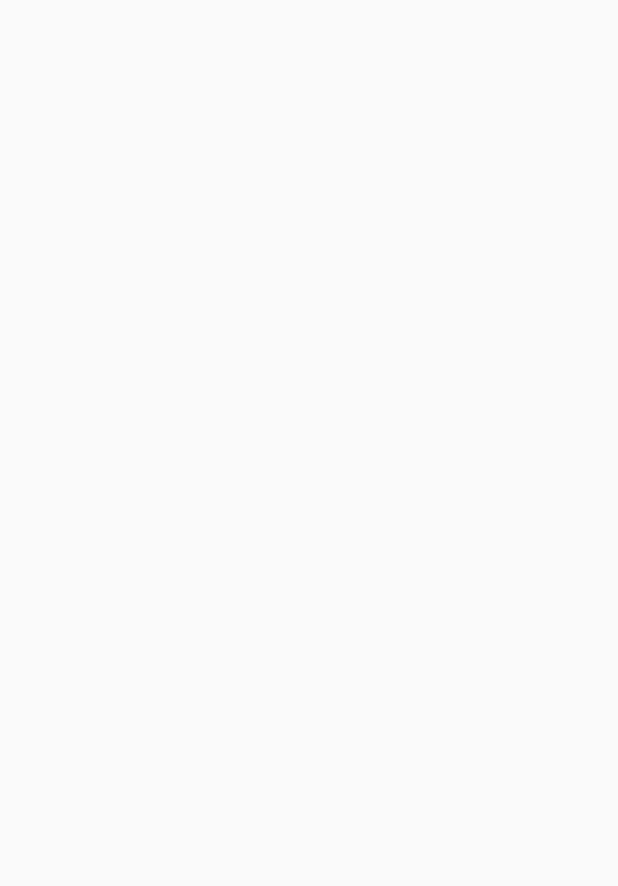
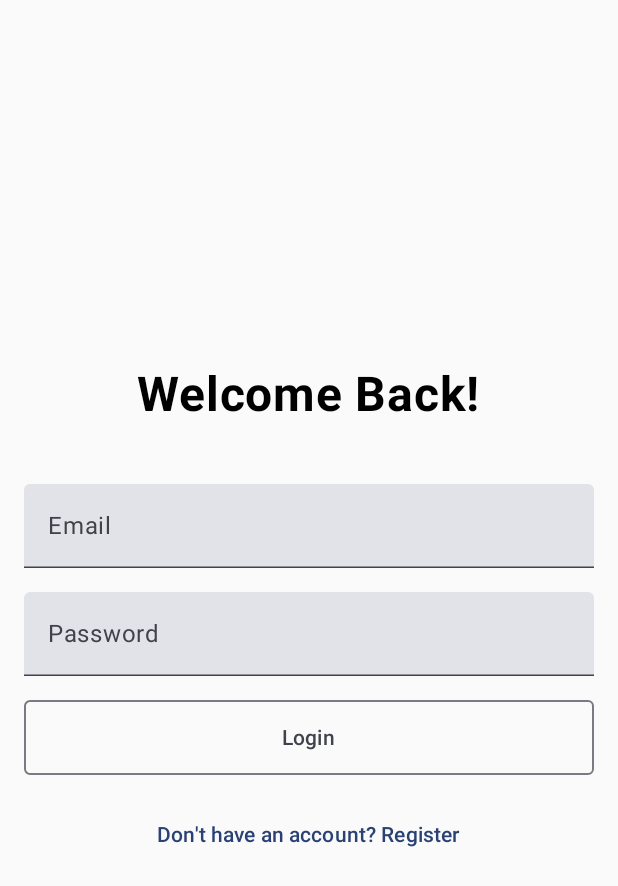
Before and after one commit to Akhil-dev300/s3215482, an Android app built with Jetpack Compose: the screen it shows after launch (MainActivity), on a phone screen of 412 x 824 dp. Before the commit the part shown is empty. Shown: the top 886 px of the screen. Run offline under Robolectric (Android 15) with nearby library versions, the phone set to English and light mode, and no system bars.

Commit message:
Commit 3
Commit 3

```diff
--- a/app/src/main/java/uk/ac/tees/mad/eventful/MainActivity.kt
+++ b/app/src/main/java/uk/ac/tees/mad/eventful/MainActivity.kt
@@ -7,6 +7,7 @@ import androidx.activity.enableEdgeToEdge
 import androidx.navigation.compose.NavHost
 import androidx.navigation.compose.composable
 import androidx.navigation.compose.rememberNavController
+import uk.ac.tees.mad.eventful.ui.LoginScreen
 import uk.ac.tees.mad.eventful.ui.SplashScreen
 import uk.ac.tees.mad.eventful.ui.theme.EventfulTheme
 
@@ -16,13 +17,12 @@ class MainActivity : ComponentActivity() {
         enableEdgeToEdge()
         setContent {
             EventfulTheme {
-
                 val navController = rememberNavController()
 
                 NavHost(navController = navController, startDestination = "splash") {
                     composable("splash") { SplashScreen(navController) }
-                    composable("login") { }
-                    composable("home") { }
+                    composable("login") { LoginScreen(navController) }
+                    composable("home") {  }
                 }
             }
         }
--- /dev/null
+++ b/app/src/main/java/uk/ac/tees/mad/eventful/ui/LoginScreen.kt
@@ -0,0 +1,74 @@
+package uk.ac.tees.mad.eventful.ui
+
+import androidx.compose.foundation.layout.Arrangement
+import androidx.compose.foundation.layout.Box
+import androidx.compose.foundation.layout.Column
+import androidx.compose.foundation.layout.Spacer
+import androidx.compose.foundation.layout.fillMaxSize
+import androidx.compose.foundation.layout.fillMaxWidth
+import androidx.compose.foundation.layout.height
+import androidx.compose.foundation.layout.padding
+import androidx.compose.foundation.shape.RoundedCornerShape
+import androidx.compose.material3.OutlinedButton
+import androidx.compose.material3.Text
+import androidx.compose.material3.TextButton
+import androidx.compose.material3.TextField
+import androidx.compose.runtime.Composable
+import androidx.compose.runtime.getValue
+import androidx.compose.runtime.mutableStateOf
+import androidx.compose.runtime.remember
+import androidx.compose.runtime.setValue
+import androidx.compose.ui.Alignment
+import androidx.compose.ui.Modifier
+import androidx.compose.ui.text.font.FontWeight
+import androidx.compose.ui.text.input.PasswordVisualTransformation
+import androidx.compose.ui.unit.dp
+import androidx.compose.ui.unit.sp
+import androidx.navigation.NavController
+
+@Composable
+fun LoginScreen(navController: NavController) {
+
+    var email by remember { mutableStateOf("") }
+    var password by remember { mutableStateOf("") }
+
+    Box(
+        modifier = Modifier
+            .fillMaxSize()
+            .padding(16.dp)
+    ) {
+        Column(
+            modifier = Modifier.align(Alignment.Center),
+            horizontalAlignment = Alignment.CenterHorizontally,
+            verticalArrangement = Arrangement.spacedBy(16.dp)
+        ) {
+            Text("Welcome Back!", fontSize = 32.sp, fontWeight = FontWeight.Bold)
+            Spacer(modifier = Modifier.height(8.dp))
+            TextField(
+                value = email,
+                onValueChange = { email = it },
+                label = { Text("Email") },
+                modifier = Modifier.fillMaxWidth()
+            )
+            TextField(
+                value = password,
+                onValueChange = { password = it },
+                label = { Text("Password") },
+                modifier = Modifier.fillMaxWidth(),
+                visualTransformation = PasswordVisualTransformation()
+            )
+            OutlinedButton(
+                onClick = { },
+                modifier = Modifier
+                    .fillMaxWidth()
+                    .height(50.dp),
+                shape = RoundedCornerShape(4.dp)
+            ) {
+                Text("Login")
+            }
+            TextButton(onClick = { navController.navigate("register") }) {
+                Text("Don't have an account? Register")
+            }
+        }
+    }
+}
```
